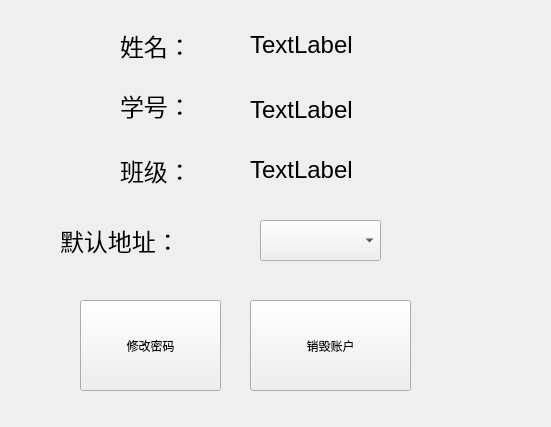
This is campus_local/personwin.ui in superman0l/campus as Qt 5 draws it before an edit. The edited form follows.
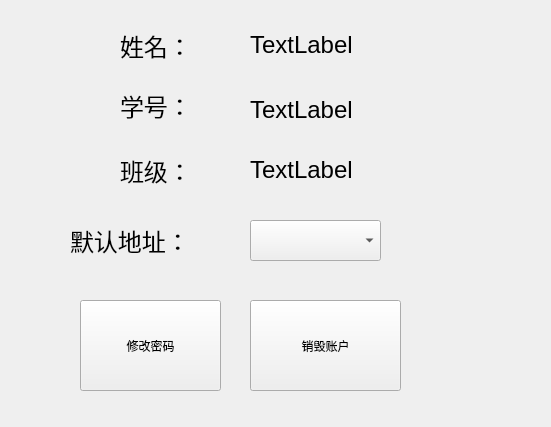
This is the edited form.

The edit to the form file:
```diff
--- a/campus_local/personwin.ui
+++ b/campus_local/personwin.ui
@@ -96,7 +96,7 @@
     <rect>
      <x>250</x>
      <y>300</y>
-     <width>161</width>
+     <width>151</width>
      <height>91</height>
     </rect>
    </property>
@@ -120,9 +120,9 @@
   <widget class="QLabel" name="ShowPosition">
    <property name="geometry">
     <rect>
-     <x>60</x>
+     <x>70</x>
      <y>210</y>
-     <width>151</width>
+     <width>141</width>
      <height>61</height>
     </rect>
    </property>
@@ -133,9 +133,9 @@
   <widget class="QComboBox" name="PositionBox">
    <property name="geometry">
     <rect>
-     <x>260</x>
+     <x>250</x>
      <y>220</y>
-     <width>121</width>
+     <width>131</width>
      <height>41</height>
     </rect>
    </property>
```
